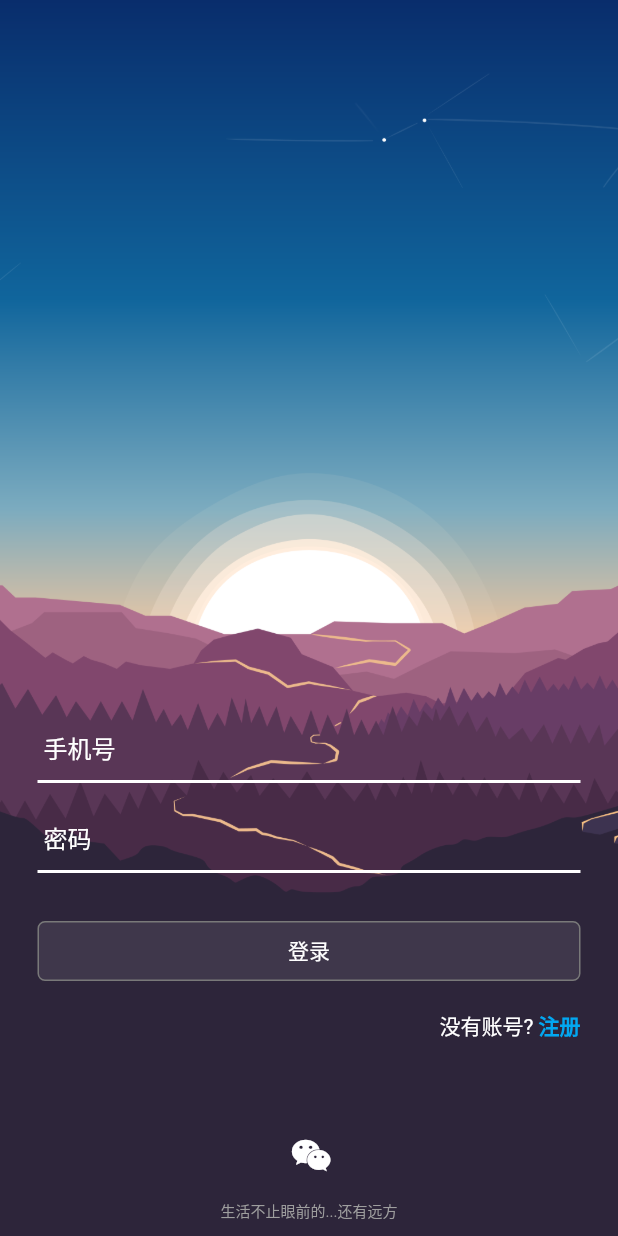
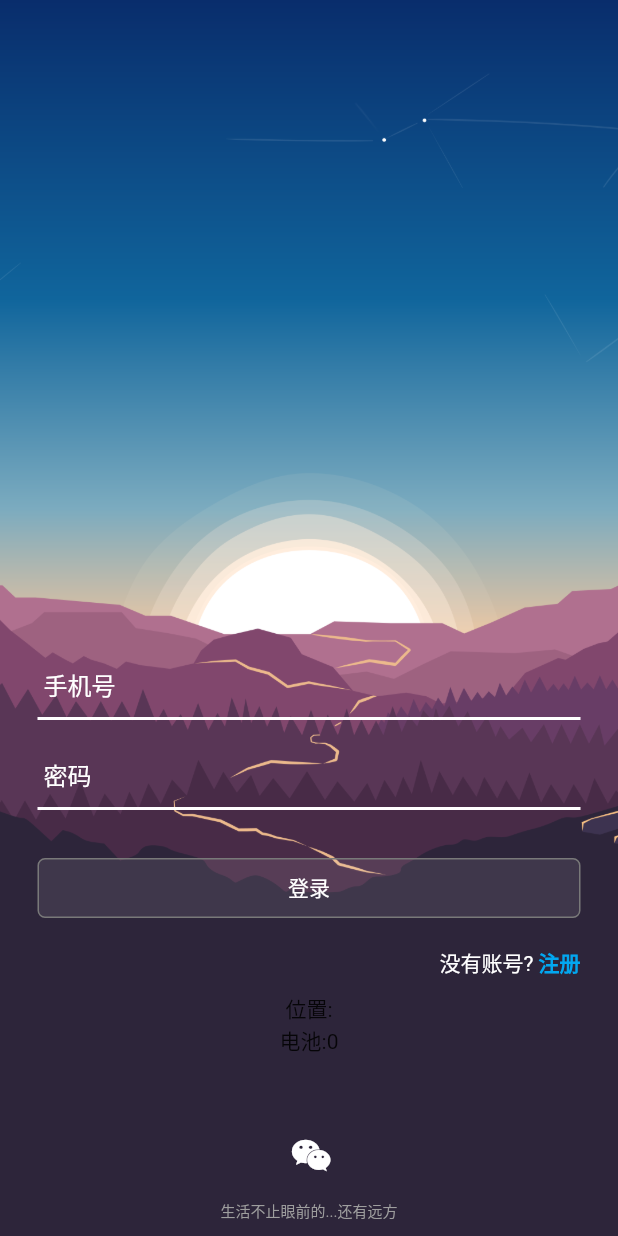
Before and after one commit to MeringGao/forkids, a Flutter app: the screen it shows after launch, on a phone screen of 412 x 824 dp. Run offline on Flutter 3.47's test engine with Material 2 defaults, Android fonts, the phone set to English and light mode, and no system bars; our stand-ins replace battery, font_awesome_flutter, location.

Commit message:
添加电池显示

```diff
--- a/lib/pages/login/login.dart
+++ b/lib/pages/login/login.dart
@@ -15,6 +15,7 @@ class _LoginWidgetState extends State<LoginWidget> {
   String username = '';
   String password = '';
   String currentLocation = '';
+  int batteryLevel = 0;
 
   registUser() {
     Navigator.push(context, MaterialPageRoute(
@@ -46,8 +47,7 @@ class _LoginWidgetState extends State<LoginWidget> {
               Positioned(
                   width: MediaQuery.of(context).size.width,
                   bottom: 10,
-                  child:
-                      Align(child: Text('生活不止眼前的...还有远方$currentLocation', style: TextStyle(color: Colors.grey, fontSize: 10)))),
+                  child: Align(child: Text('生活不止眼前的...还有远方', style: TextStyle(color: Colors.grey, fontSize: 10)))),
               Positioned(
                   width: MediaQuery.of(context).size.width,
                   bottom: 30,
@@ -146,6 +146,8 @@ class _LoginWidgetState extends State<LoginWidget> {
                                   registUser();
                                 })
                           ])),
+                      Text('位置:$currentLocation'),
+                      Text('电池:$batteryLevel'),
                     ],
                   )))
             ])));
```
